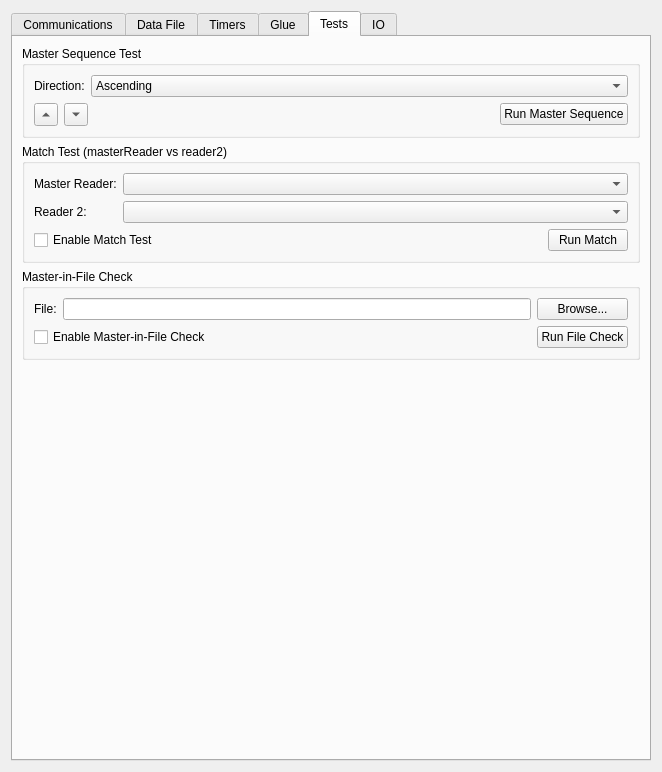
Above: src/gui/SettingsWindow.ui from orkiman/MachineController before the change. Below: the same form after it.
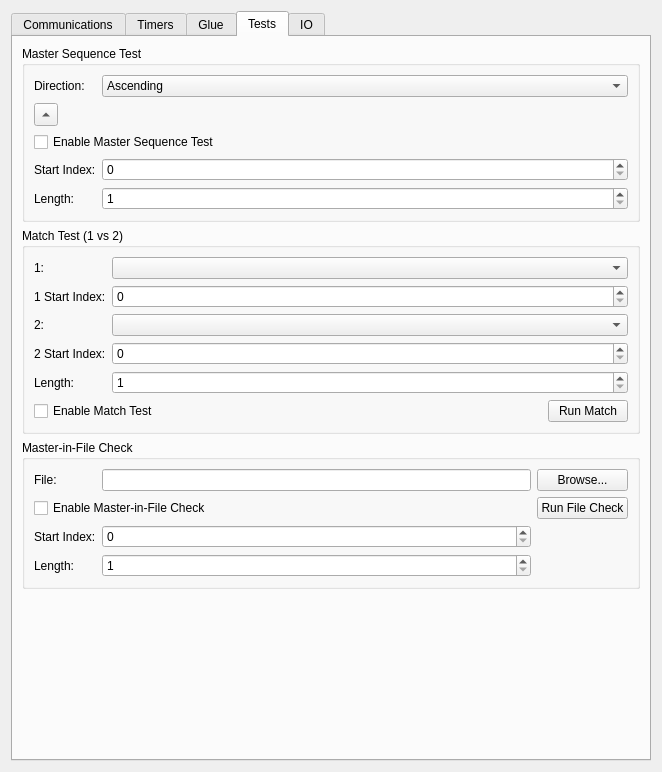
That is the form after the change. The open tabs and pages were chosen to show the change.

Commit message: tests tab added to gui, datafile tab removed

What changed in the file:
```diff
--- a/src/gui/SettingsWindow.ui
+++ b/src/gui/SettingsWindow.ui
@@ -330,79 +330,7 @@
        </item>
       </layout>
      </widget>
-     <widget class="QWidget" name="dataFileTab">
-      <attribute name="title">
-       <string>Data File</string>
-      </attribute>
-      <layout class="QVBoxLayout" name="verticalLayout_dataFile">
-       <item>
-        <layout class="QFormLayout" name="formLayout_dataFile">
-         <item row="0" column="0">
-          <widget class="QLabel" name="startPositionLabel">
-           <property name="text">
-            <string>Start Position:</string>
-           </property>
-          </widget>
-         </item>
-         <item row="0" column="1">
-          <widget class="QSpinBox" name="startPositionSpinBox">
-           <property name="minimum">
-            <number>0</number>
-           </property>
-           <property name="maximum">
-            <number>1000</number>
-           </property>
-          </widget>
-         </item>
-         <item row="1" column="0">
-          <widget class="QLabel" name="endPositionLabel">
-           <property name="text">
-            <string>End Position:</string>
-           </property>
-          </widget>
-         </item>
-         <item row="1" column="1">
-          <widget class="QSpinBox" name="endPositionSpinBox">
-           <property name="minimum">
-            <number>0</number>
-           </property>
-           <property name="maximum">
-            <number>1000</number>
-           </property>
-          </widget>
-         </item>
-         <item row="2" column="0">
-          <widget class="QCheckBox" name="sequenceCheckBox">
-           <property name="text">
-            <string>Sequence Check</string>
-           </property>
-          </widget>
-         </item>
-         <item row="2" column="1">
-          <widget class="QComboBox" name="sequenceDirectionComboBox">
-             <item>
-              <property name="text">
-               <string>Up</string>
-              </property>
-             </item>
-             <item>
-              <property name="text">
-               <string>Down</string>
-              </property>
-           </item>
-          </widget>
-         </item>
-         <item row="3" column="0">
-          <widget class="QCheckBox" name="existenceCheckBox">
-           <property name="text">
-            <string>Existence Check</string>
-           </property>
-          </widget>
-         </item>
-        </layout>
-       </item>
-      </layout>
-     </widget>
+     
      <widget class="QWidget" name="timersTab">
       <attribute name="title">
        <string>Timers</string>
@@ -981,16 +909,6 @@
               </property>
              </widget>
             </item>
-            <item>
-             <widget class="QToolButton" name="testsDownArrowButton">
-              <property name="arrowType">
-               <enum>Qt::DownArrow</enum>
-              </property>
-              <property name="toolButtonStyle">
-               <enum>Qt::ToolButtonIconOnly</enum>
-              </property>
-             </widget>
-            </item>
             <item>
              <spacer name="testsArrowSpacer">
               <property name="orientation">
@@ -1004,28 +922,62 @@
               </property>
              </spacer>
             </item>
-            <item>
-             <widget class="QPushButton" name="testsRunMasterSequenceButton">
-              <property name="text">
-               <string>Run Master Sequence</string>
-              </property>
-             </widget>
-            </item>
            </layout>
           </item>
+          <item row="2" column="0" colspan="2">
+           <widget class="QCheckBox" name="testsMasterSequenceEnableCheckBox">
+            <property name="text">
+             <string>Enable Master Sequence Test</string>
+            </property>
+           </widget>
+          </item>
+          <item row="3" column="0">
+           <widget class="QLabel" name="testsMasterStartIndexLabel">
+            <property name="text">
+             <string>Start Index:</string>
+            </property>
+           </widget>
+          </item>
+          <item row="3" column="1">
+           <widget class="QSpinBox" name="testsMasterStartIndexSpinBox">
+            <property name="minimum">
+             <number>0</number>
+            </property>
+            <property name="maximum">
+             <number>1000</number>
+            </property>
+           </widget>
+          </item>
+          <item row="4" column="0">
+           <widget class="QLabel" name="testsMasterLengthLabel">
+            <property name="text">
+             <string>Length:</string>
+            </property>
+           </widget>
+          </item>
+          <item row="4" column="1">
+           <widget class="QSpinBox" name="testsMasterLengthSpinBox">
+            <property name="minimum">
+             <number>1</number>
+            </property>
+            <property name="maximum">
+             <number>1000</number>
+            </property>
+           </widget>
+          </item>
          </layout>
         </widget>
        </item>
        <item>
         <widget class="QGroupBox" name="testsMatchGroupBox">
          <property name="title">
-          <string>Match Test (masterReader vs reader2)</string>
+          <string>Match Test (1 vs 2)</string>
          </property>
          <layout class="QFormLayout" name="testsMatchFormLayout">
           <item row="0" column="0">
            <widget class="QLabel" name="testsMasterReaderLabel">
             <property name="text">
-             <string>Master Reader:</string>
+             <string>1:</string>
             </property>
            </widget>
           </item>
@@ -1033,16 +985,67 @@
            <widget class="QComboBox" name="testsMasterReaderComboBox"/>
           </item>
           <item row="1" column="0">
-           <widget class="QLabel" name="testsReader2Label">
+           <widget class="QLabel" name="testsReader1StartIndexLabel">
             <property name="text">
-             <string>Reader 2:</string>
+             <string>1 Start Index:</string>
             </property>
            </widget>
           </item>
           <item row="1" column="1">
+           <widget class="QSpinBox" name="testsReader1StartIndexSpinBox">
+            <property name="minimum">
+             <number>0</number>
+            </property>
+            <property name="maximum">
+             <number>1000</number>
+            </property>
+           </widget>
+          </item>
+          <item row="2" column="0">
+           <widget class="QLabel" name="testsReader2Label">
+            <property name="text">
+             <string>2:</string>
+            </property>
+           </widget>
+          </item>
+          <item row="2" column="1">
            <widget class="QComboBox" name="testsReader2ComboBox"/>
           </item>
-          <item row="2" column="0" colspan="2">
+          <item row="3" column="0">
+           <widget class="QLabel" name="testsReader2StartIndexLabel">
+            <property name="text">
+             <string>2 Start Index:</string>
+            </property>
+           </widget>
+          </item>
+          <item row="3" column="1">
+           <widget class="QSpinBox" name="testsReader2StartIndexSpinBox">
+            <property name="minimum">
+             <number>0</number>
+            </property>
+            <property name="maximum">
+             <number>1000</number>
+            </property>
+           </widget>
+          </item>
+          <item row="4" column="0">
+           <widget class="QLabel" name="testsMatchLengthLabel">
+            <property name="text">
+             <string>Length:</string>
+            </property>
+           </widget>
+          </item>
+          <item row="4" column="1">
+           <widget class="QSpinBox" name="testsMatchLengthSpinBox">
+            <property name="minimum">
+             <number>1</number>
+            </property>
+            <property name="maximum">
+             <number>1000</number>
+            </property>
+           </widget>
+          </item>
+          <item row="5" column="0" colspan="2">
            <layout class="QHBoxLayout" name="testsMatchActionsLayout">
             <item>
              <widget class="QCheckBox" name="testsMatchEnableCheckBox">
@@ -1113,6 +1116,40 @@
             </property>
            </widget>
           </item>
+          <item row="2" column="0">
+           <widget class="QLabel" name="testsFileStartIndexLabel">
+            <property name="text">
+             <string>Start Index:</string>
+            </property>
+           </widget>
+          </item>
+          <item row="2" column="1">
+           <widget class="QSpinBox" name="testsFileStartIndexSpinBox">
+            <property name="minimum">
+             <number>0</number>
+            </property>
+            <property name="maximum">
+             <number>1000000</number>
+            </property>
+           </widget>
+          </item>
+          <item row="3" column="0">
+           <widget class="QLabel" name="testsFileLengthLabel">
+            <property name="text">
+             <string>Length:</string>
+            </property>
+           </widget>
+          </item>
+          <item row="3" column="1">
+           <widget class="QSpinBox" name="testsFileLengthSpinBox">
+            <property name="minimum">
+             <number>1</number>
+            </property>
+            <property name="maximum">
+             <number>1000000</number>
+            </property>
+           </widget>
+          </item>
          </layout>
         </widget>
        </item>
```
Left out of the diff: 2 changed lines with no effect on the pictures. The commit also changes 4 other files.
